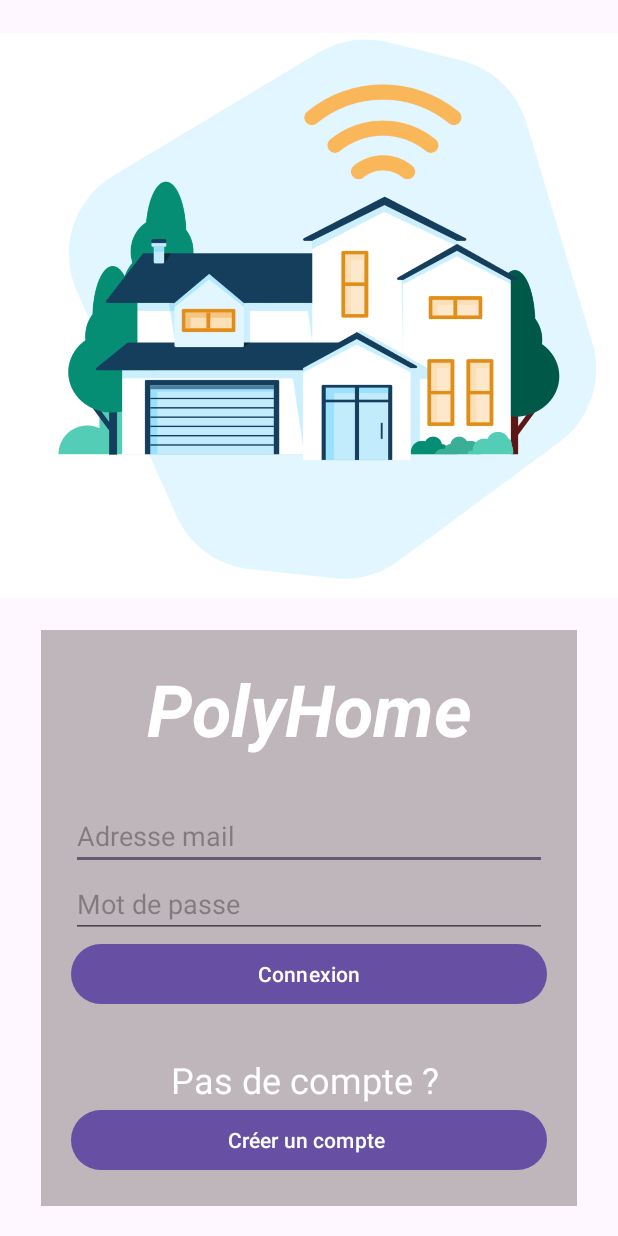
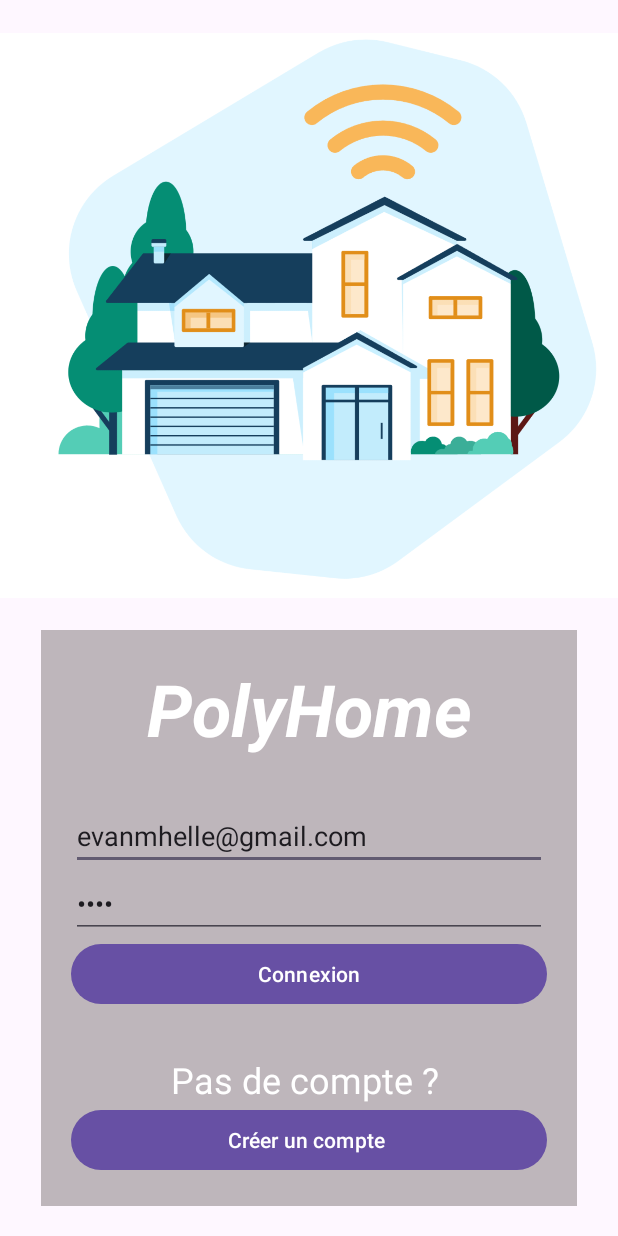
Before and after one commit to HelleEvan/PolyHome_Android_Helle_Evan_IOT, an Android app: the screen it shows after launch (LoginActivity), after a tap on "Connexion", on a phone screen of 412 x 824 dp. Run offline under Robolectric (Android 15) with nearby library versions, the phone set to English and light mode, and no system bars; network calls fail; 1 statement that could not run was skipped.

Commit message:
recuperation du token lors de l'authentification

```diff
--- a/app/src/main/java/com/evan/polyhome/LoginData.kt
+++ b/app/src/main/java/com/evan/polyhome/LoginData.kt
@@ -1,6 +1,6 @@
 package com.evan.polyhome
 
 data class LoginData(
-    val mail : String,
+    val login : String,
     val password : String
 )
--- a/app/src/main/java/com/evan/polyhome/RegisterData.kt
+++ b/app/src/main/java/com/evan/polyhome/RegisterData.kt
@@ -1,6 +1,6 @@
 package com.evan.polyhome
 
 data class RegisterData(
-    val mail : String,
+    val login : String,
     val password : String
 )
--- /dev/null
+++ b/app/src/main/java/com/evan/polyhome/Tokened.kt
@@ -0,0 +1,5 @@
+package com.evan.polyhome
+
+data class Tokened(
+    val token : String
+)
--- a/app/src/main/java/com/evan/polyhome/loginActivity.kt
+++ b/app/src/main/java/com/evan/polyhome/loginActivity.kt
@@ -11,6 +11,8 @@ import androidx.appcompat.app.AppCompatActivity
 import androidx.core.view.ViewCompat
 import androidx.core.view.WindowInsetsCompat
 import com.example.androidtp2.Api
+import com.google.gson.stream.JsonReader
+import com.google.gson.stream.JsonToken
 
 class LoginActivity : AppCompatActivity() {
     override fun onCreate(savedInstanceState: Bundle?) {
@@ -37,15 +39,13 @@ class LoginActivity : AppCompatActivity() {
             findViewById<EditText>(R.id.loginPassword).text.toString()
         )
 
-        Api().post<LoginData, String>(
-            "https://polyhome.lesmoulinsdudev.com/api/users/auth",
-            connectId,
-            ::loginSuccess
-        )
+        Api().post<LoginData, Tokened>("https://polyhome.lesmoulinsdudev.com/api/users/auth", connectId, ::loginSuccess)
     }
 
-    private fun loginSuccess(responseCode: Int, token:String?){
+    private fun loginSuccess(responseCode: Int, token:Tokened?){
         runOnUiThread {
+            val authToken : String = token?.token.toString();
+
             //response code n'est pas egale à 200, Erreur ICI !
             if(responseCode == 200) {
 //                    Création de l'Intent explicite
@@ -60,7 +60,7 @@ class LoginActivity : AppCompatActivity() {
 //                startActivity(intentToOrdersActivity);
                     AlertDialog.Builder(this)
                         .setTitle("Bravo ! !")
-                        .setMessage("Tu es bien connecté.")
+                        .setMessage("Tu es bien connecté."+authToken)
                         .setPositiveButton("OK") { dialog, _ ->
                             dialog.dismiss()
                         }
--- a/app/src/main/res/layout/activity_login.xml
+++ b/app/src/main/res/layout/activity_login.xml
@@ -45,7 +45,8 @@
             android:layout_height="wrap_content"
             android:ems="10"
             android:hint="Adresse mail"
-            android:inputType="text" />
+            android:inputType="text"
+            android:text="evanmhelle@gmail.com" />
 
         <EditText
             android:id="@+id/loginPassword"
@@ -53,7 +54,8 @@
             android:layout_height="wrap_content"
             android:ems="10"
             android:hint="Mot de passe"
-            android:inputType="textPassword" />
+            android:inputType="textPassword"
+            android:text="evan" />
 
         <Button
             android:id="@+id/buttonLogin"
```
Also changed, not shown: 1 other file.
